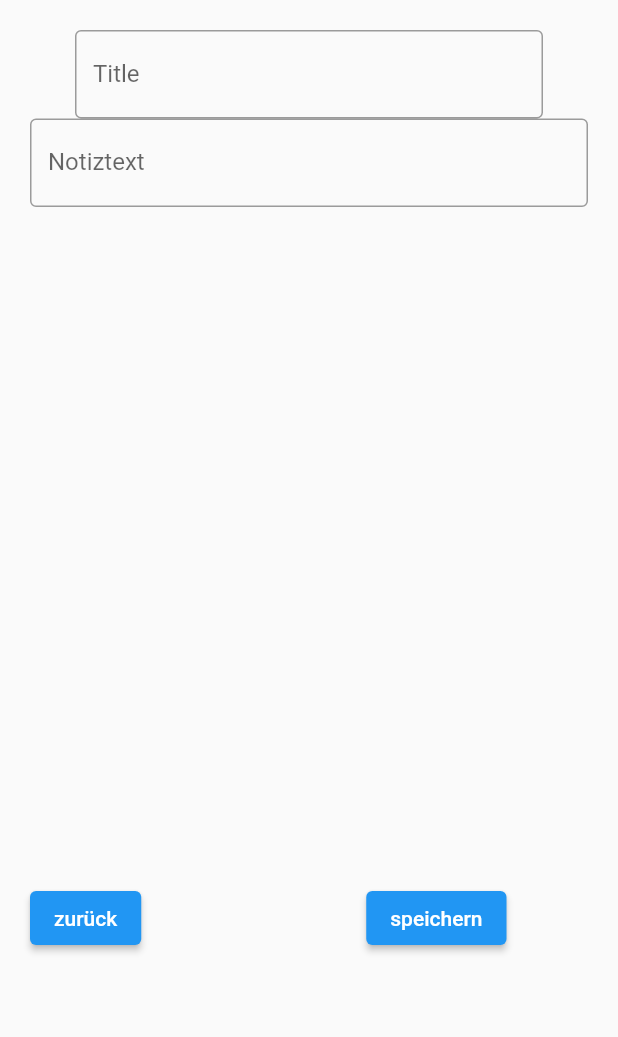
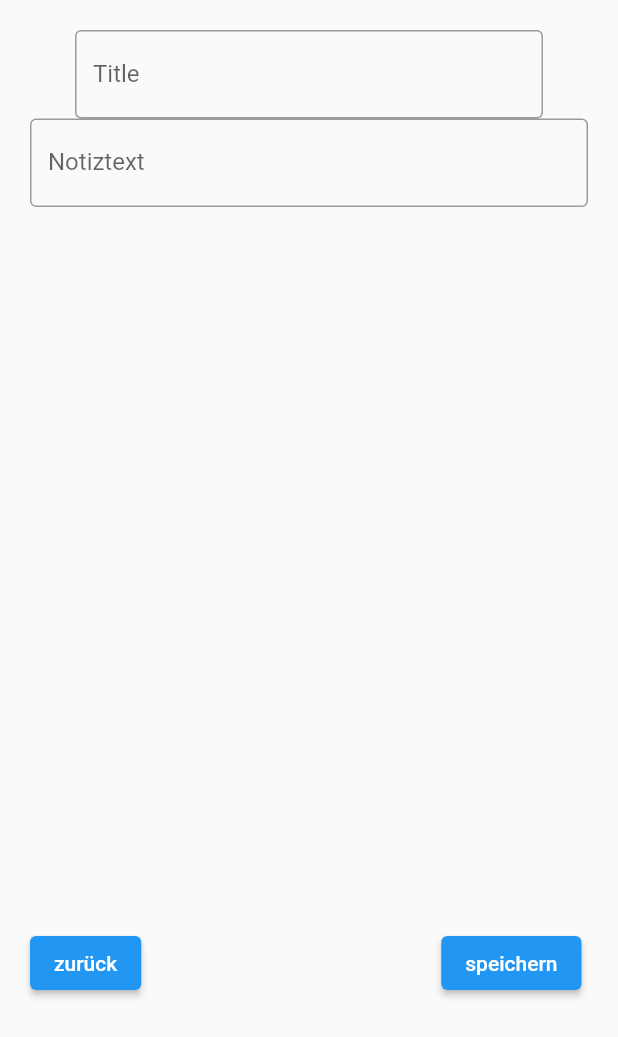
Before and after one commit to AaronLinder/notizapp, a Flutter app: the notiz screen opened by its route, on a phone screen of 412 x 824 dp. Shown: the top 1037 px of the screen. Run offline on Flutter 3.47's test engine with Material 2 defaults, Android fonts, the phone set to English and light mode, and no system bars.

Commit message:
Update notiz.dart

```diff
--- a/lib/notiz.dart
+++ b/lib/notiz.dart
@@ -27,7 +27,7 @@ class notiz extends StatelessWidget {
                       labelText: 'Notiztext',
                     )),
                 Padding(
-                  padding: EdgeInsets.only(top: 450),
+                  padding: EdgeInsets.only(top: 480),
                   child: Row(
                   children: [
                     ElevatedButton(
@@ -37,7 +37,7 @@ class notiz extends StatelessWidget {
                         child: Center(
                           child: Text('zurück'),
                         )),
-                    const SizedBox(width: 150),
+                    const SizedBox(width: 200),
                     ElevatedButton(
                         onPressed: () {
                           Navigator.pushNamed(context, 'notizenuebersicht');
```
